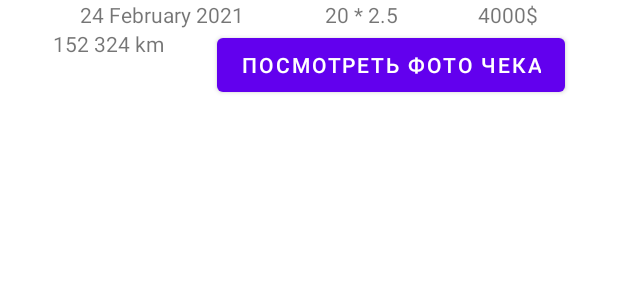
After one commit to shjman/polygon, an Android app: the layout item_refueling.xml on its own in the app's theme, with its tools: preview values and no code run, on a phone screen of 412 x 824 dp. The commit adds this screen. Shown: the top 300 px of the screen. Run offline under Robolectric (Android 15) with nearby library versions, the phone set to English and light mode, and no system bars.

Commit message:
add raw logic with refueling statistic

```diff
--- a/app/src/main/java/com/shjman/polygon/ui/home/HomeFragment.kt
+++ b/app/src/main/java/com/shjman/polygon/ui/home/HomeFragment.kt
@@ -70,6 +70,12 @@ class HomeFragment : Fragment(R.layout.fragment_home) {
             .catch { Timber.e(it, "binding.addModel.clicks() error") }
             .launchIn(viewLifecycleOwner.lifecycleScope)
 
+        binding.openRefuelingStatistic.clicks()
+            .onEach {
+            }
+            .catch { Timber.e(it, "binding.openRefuelingStatistic.clicks() error") }
+            .launchIn(viewLifecycleOwner.lifecycleScope)
+
         binding.addRefueling.clicks()
             .onEach { findNavController().navigate(HomeFragmentDirections.fromHomeToRefueling()) }
             .catch { Timber.e(it, "binding.addRefueling.clicks() error") }
--- /dev/null
+++ b/app/src/main/java/com/shjman/polygon/ui/refuelingstatistic/RefuelingStatisticFragment.kt
@@ -0,0 +1,4 @@
+package com.shjman.polygon.ui.refuelingstatistic
+
+class RefuelingStatisticFragment  {
+}
--- /dev/null
+++ b/app/src/main/res/layout/item_refueling.xml
@@ -0,0 +1,53 @@
+<?xml version="1.0" encoding="utf-8"?>
+<androidx.constraintlayout.widget.ConstraintLayout
+    xmlns:android="http://schemas.android.com/apk/res/android"
+    xmlns:app="http://schemas.android.com/apk/res-auto"
+    android:layout_width="match_parent"
+    android:layout_height="match_parent">
+
+    <com.google.android.material.textview.MaterialTextView
+        android:id="@+id/refueling_date"
+        android:layout_width="wrap_content"
+        android:layout_height="wrap_content"
+        android:text="24 February 2021"
+        app:layout_constraintEnd_toStartOf="@id/price_and_liters"
+        app:layout_constraintStart_toStartOf="parent"
+        app:layout_constraintTop_toTopOf="parent" />
+
+    <com.google.android.material.textview.MaterialTextView
+        android:id="@+id/price_and_liters"
+        android:layout_width="wrap_content"
+        android:layout_height="wrap_content"
+        android:text="20 * 2.5"
+        app:layout_constraintEnd_toStartOf="@id/total_price"
+        app:layout_constraintStart_toEndOf="@id/refueling_date"
+        app:layout_constraintTop_toTopOf="parent" />
+
+    <com.google.android.material.textview.MaterialTextView
+        android:id="@+id/total_price"
+        android:layout_width="wrap_content"
+        android:layout_height="wrap_content"
+        android:text="4000$"
+        app:layout_constraintEnd_toEndOf="parent"
+        app:layout_constraintStart_toEndOf="@id/price_and_liters"
+        app:layout_constraintTop_toTopOf="parent" />
+
+    <com.google.android.material.textview.MaterialTextView
+        android:id="@+id/mileage"
+        android:layout_width="wrap_content"
+        android:layout_height="wrap_content"
+        android:text="152 324 km"
+        app:layout_constraintEnd_toStartOf="@id/open_check"
+        app:layout_constraintStart_toStartOf="parent"
+        app:layout_constraintTop_toBottomOf="@id/refueling_date" />
+
+    <com.google.android.material.button.MaterialButton
+        android:id="@+id/open_check"
+        android:layout_width="wrap_content"
+        android:layout_height="wrap_content"
+        android:text="посмотреть фото чека"
+        app:layout_constraintEnd_toEndOf="parent"
+        app:layout_constraintStart_toEndOf="@id/mileage"
+        app:layout_constraintTop_toTopOf="@id/mileage" />
+
+</androidx.constraintlayout.widget.ConstraintLayout>
```
Also changed, not shown: app/src/main/res/layout/fragment_home.xml (+10 -1 lines), app/src/main/res/layout/fragment_refueling_statistic.xml (added, +17 -0 lines).
